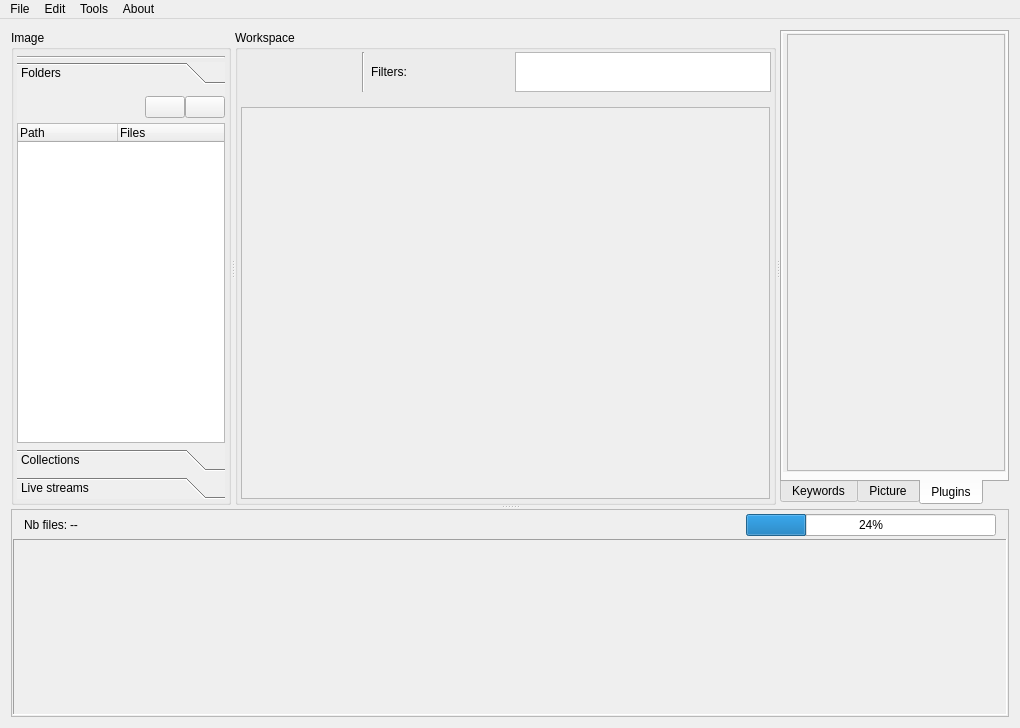
Old version of the form workflow/ui/emamainwindow.ui in the repository cseyve/piaf.
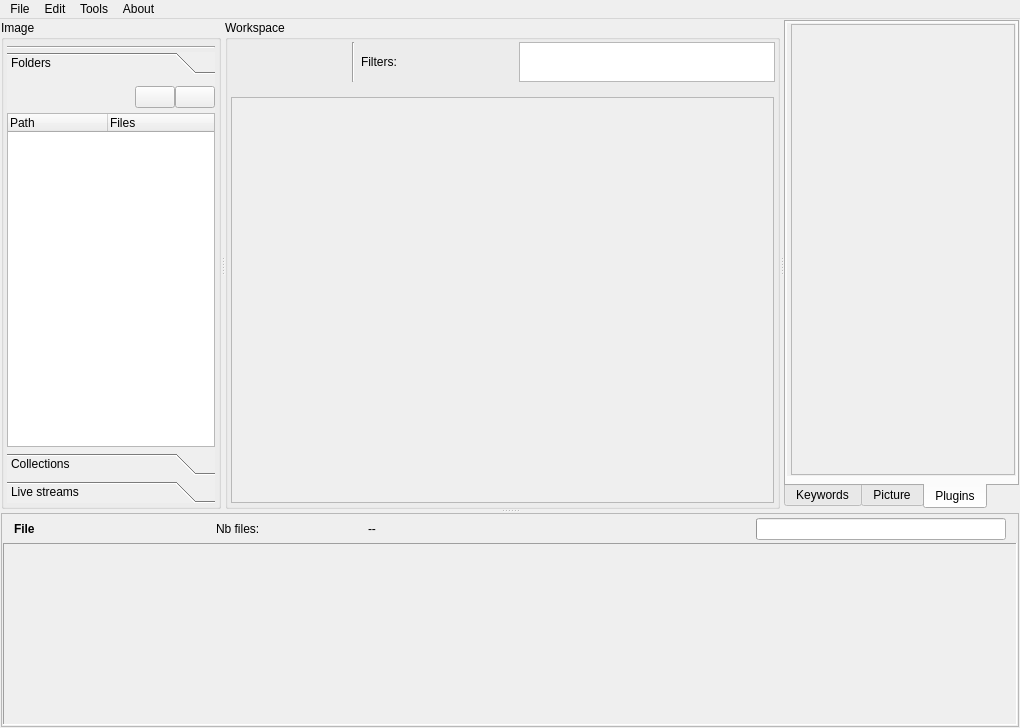
New version of the form. The open tabs and pages were chosen to show the change. Icons and pictures are not drawn. Custom widgets are drawn as their Qt base class.

Commit message: Workflow: Reduced margins in layouts to make it more efficient (less scrollbars)

The edit to the form file:
```diff
--- a/workflow/ui/emamainwindow.ui
+++ b/workflow/ui/emamainwindow.ui
@@ -22,6 +22,9 @@
   </property>
   <widget class="QWidget" name="centralwidget">
    <layout class="QVBoxLayout" name="verticalLayout">
+    <property name="margin">
+     <number>1</number>
+    </property>
     <item>
      <widget class="QSplitter" name="splitter">
       <property name="orientation">
@@ -82,7 +85,7 @@
               <x>0</x>
               <y>0</y>
               <width>206</width>
-              <height>485</height>
+              <height>445</height>
              </rect>
             </property>
             <layout class="QVBoxLayout" name="verticalLayout_14">
@@ -109,7 +112,7 @@
                   <x>0</x>
                   <y>0</y>
                   <width>206</width>
-                  <height>398</height>
+                  <height>358</height>
                  </rect>
                 </property>
                 <attribute name="label">
@@ -634,8 +637,8 @@
                  <rect>
                   <x>0</x>
                   <y>0</y>
-                  <width>96</width>
-                  <height>26</height>
+                  <width>98</width>
+                  <height>28</height>
                  </rect>
                 </property>
                 <layout class="QVBoxLayout" name="verticalLayout_6">
@@ -922,8 +925,8 @@
               <rect>
                <x>0</x>
                <y>0</y>
-               <width>210</width>
-               <height>479</height>
+               <width>215</width>
+               <height>439</height>
               </rect>
              </property>
              <layout class="QVBoxLayout" name="verticalLayout_3">
@@ -996,7 +999,32 @@
             <number>2</number>
            </property>
            <item>
-            <widget class="QLabel" name="label">
+            <widget class="QLabel" name="scrollModeLabel">
+             <property name="minimumSize">
+              <size>
+               <width>200</width>
+               <height>0</height>
+              </size>
+             </property>
+             <property name="font">
+              <font>
+               <weight>75</weight>
+               <bold>true</bold>
+              </font>
+             </property>
+             <property name="text">
+              <string>File</string>
+             </property>
+            </widget>
+           </item>
+           <item>
+            <widget class="QLabel" name="scrollInfoLabel">
+             <property name="minimumSize">
+              <size>
+               <width>150</width>
+               <height>0</height>
+              </size>
+             </property>
              <property name="text">
               <string>Nb files:</string>
              </property>
@@ -1017,6 +1045,12 @@
            </item>
            <item>
             <widget class="QProgressBar" name="loadProgressBar">
+             <property name="sizePolicy">
+              <sizepolicy hsizetype="Expanding" vsizetype="Minimum">
+               <horstretch>0</horstretch>
+               <verstretch>0</verstretch>
+              </sizepolicy>
+             </property>
              <property name="maximumSize">
               <size>
                <width>250</width>
@@ -1027,7 +1061,10 @@
               <string>Files importation progress</string>
              </property>
              <property name="value">
-              <number>24</number>
+              <number>0</number>
+             </property>
+             <property name="textVisible">
+              <bool>false</bool>
              </property>
             </widget>
            </item>
@@ -1068,11 +1105,27 @@
             <rect>
              <x>0</x>
              <y>0</y>
-             <width>996</width>
-             <height>118</height>
+             <width>1012</width>
+             <height>174</height>
             </rect>
            </property>
-           <layout class="QHBoxLayout" name="horizontalLayout_3"/>
+           <layout class="QHBoxLayout" name="horizontalLayout_3">
+            <property name="spacing">
+             <number>2</number>
+            </property>
+            <property name="leftMargin">
+             <number>4</number>
+            </property>
+            <property name="topMargin">
+             <number>2</number>
+            </property>
+            <property name="rightMargin">
+             <number>4</number>
+            </property>
+            <property name="bottomMargin">
+             <number>2</number>
+            </property>
+           </layout>
           </widget>
          </widget>
         </item>
```
Left out of the diff: 15 changed lines with no effect on the pictures. The commit also changes 6 other files.
